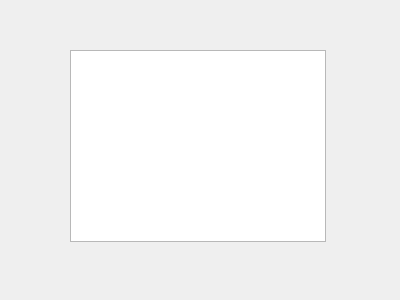
The window that displaychain.ui (rajat-mangla/blockchain_simulator) describes before a commit, drawn with Qt 5.
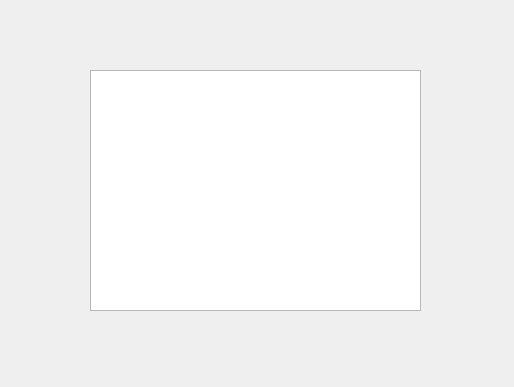
The same window after the commit.

What changed in the file:
```diff
--- a/displaychain.ui
+++ b/displaychain.ui
@@ -6,8 +6,8 @@
    <rect>
     <x>0</x>
     <y>0</y>
-    <width>400</width>
-    <height>300</height>
+    <width>514</width>
+    <height>387</height>
    </rect>
   </property>
   <property name="windowTitle">
@@ -16,10 +16,10 @@
   <widget class="QListWidget" name="blockList">
    <property name="geometry">
     <rect>
-     <x>70</x>
-     <y>50</y>
-     <width>256</width>
-     <height>192</height>
+     <x>90</x>
+     <y>70</y>
+     <width>331</width>
+     <height>241</height>
     </rect>
    </property>
   </widget>
```
